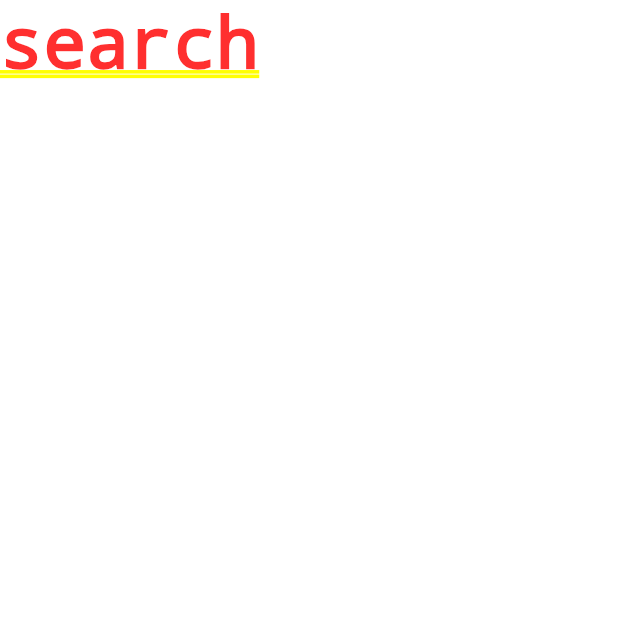
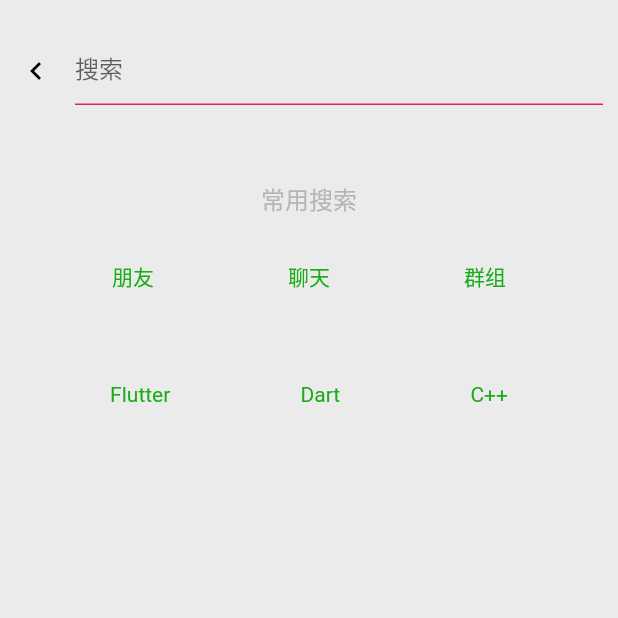
Before and after one commit to onyas/beauty, a Flutter app: the screen it shows after launch, after a tap on the "search" icon, on a phone screen of 412 x 824 dp, the top half of it. Run offline on Flutter 3.47's test engine with Material 2 defaults, Android fonts, the phone set to English and light mode, and no system bars; missing offline and left inert: flutter_webview_plugin.

Commit message:
:sparkles: add search

```diff
--- a/lib/app.dart
+++ b/lib/app.dart
@@ -12,10 +12,10 @@ class App extends StatefulWidget {
 class _AppState extends State<App> {
   final List<BottomNavigationBarItem> bottomTabs = [
     BottomNavigationBarItem(
-        icon: Icon(CupertinoIcons.conversation_bubble), title: Text("聊天")),
-    BottomNavigationBarItem(icon: Icon(CupertinoIcons.add), title: Text("好友")),
+        icon: Icon(Icons.message), title: Text("聊天")),
+    BottomNavigationBarItem(icon: Icon(Icons.person), title: Text("好友")),
     BottomNavigationBarItem(
-        icon: Icon(Icons.person), title: Text("我的")),
+        icon: Icon(Icons.person_pin), title: Text("我的")),
   ];
 
   final List pages = [HomePage(), CategoryPage(), MyPage()];
--- /dev/null
+++ b/lib/common/touch_callback.dart
@@ -0,0 +1,47 @@
+import 'package:flutter/material.dart';
+
+class TouchCallBack extends StatefulWidget {
+  @override
+  _TouchCallBackState createState() => _TouchCallBackState();
+
+  final Widget child;
+  final VoidCallback onPressed;
+  final bool isfeed;
+  final Color background;
+
+  TouchCallBack(
+      {Key key,
+      @required this.child,
+      @required this.onPressed,
+      this.isfeed: true,
+      this.background: const Color(0xffd8d8d8)})
+      : super(key: key);
+}
+
+class _TouchCallBackState extends State<TouchCallBack> {
+  Color color = Colors.transparent;
+
+  @override
+  Widget build(BuildContext context) {
+    return GestureDetector(
+      onTap: widget.onPressed,
+      child: Container(
+        child: widget.child,
+        color: color,
+      ),
+      onPanDown: (d) {
+        if (widget.isfeed == false) {
+          return;
+        }
+        setState(() {
+          color = widget.background;
+        });
+      },
+      onPanCancel: () {
+        setState(() {
+          color = Colors.transparent;
+        });
+      },
+    );
+  }
+}
--- a/lib/search.dart
+++ b/lib/search.dart
@@ -1,11 +1,105 @@
 import 'package:flutter/material.dart';
-class Search extends StatelessWidget {
-  const Search({Key key}) : super(key: key);
+import 'common/touch_callback.dart';
+
+class Search extends StatefulWidget {
+  @override
+  _SearchState createState() => _SearchState();
+}
+
+class _SearchState extends State<Search> {
+  FocusNode focusNode = new FocusNode();
+  _requestFocus() {
+    FocusScope.of(context).requestFocus(focusNode);
+  }
+
+  _getText(String text) {
+    return TouchCallBack(
+        isfeed: false,
+        onPressed: () {},
+        child: Text(text,
+            style: TextStyle(fontSize: 14.0, color: Color(0xff1aad19))));
+  }
 
   @override
   Widget build(BuildContext context) {
-    return Container(
-      child: new Text("search"),
+    return Scaffold(
+      body: Container(
+        margin: const EdgeInsets.only(top: 25.0),
+        child: Column(
+          crossAxisAlignment: CrossAxisAlignment.center,
+          children: <Widget>[
+            Stack(
+              children: <Widget>[
+                TouchCallBack(
+                  isfeed: false,
+                  onPressed: () {
+                    Navigator.pop(context);
+                  },
+                  child: Container(
+                    height: 45.0,
+                    margin: const EdgeInsets.only(left: 12.0, right: 10.0),
+                    child: Icon(
+                      Icons.chevron_left,
+                      color: Colors.black,
+                    ),
+                  ),
+                ),
+                Container(
+                  alignment: Alignment.centerLeft,
+                  height: 45.0,
+                  margin: const EdgeInsets.only(left: 50.0, right: 10.0),
+                  decoration: BoxDecoration(
+                      border: Border(
+                          bottom: BorderSide(color: Colors.pink, width: 1.0))),
+                  child: Row(
+                    crossAxisAlignment: CrossAxisAlignment.center,
+                    children: <Widget>[
+                      Expanded(
+                        child: TextField(
+                          focusNode: _requestFocus(),
+                          style: TextStyle(color: Colors.black, fontSize: 16.0),
+                          onChanged: (String text) {},
+                          decoration: InputDecoration(
+                              hintText: '搜索', border: InputBorder.none),
+                        ),
+                      )
+                    ],
+                  ),
+                )
+              ],
+            ),
+            Container(
+              margin: const EdgeInsets.only(top: 50.0),
+              child: Text(
+                '常用搜索',
+                style: TextStyle(fontSize: 16.0, color: Color(0xffb5b5b5)),
+              ),
+            ),
+            Padding(
+              padding: const EdgeInsets.all(30),
+              child: Row(
+                mainAxisAlignment: MainAxisAlignment.spaceAround,
+                children: <Widget>[
+                  _getText('朋友'),
+                  _getText('聊天'),
+                  _getText('群组'),
+                ],
+              ),
+            ),
+            Padding(
+              padding: const EdgeInsets.all(30.0),
+              child: Row(
+                mainAxisAlignment: MainAxisAlignment.spaceAround,
+                children: <Widget>[
+                  _getText('Flutter'),
+                  _getText('Dart'),
+                  _getText('C++')
+                ],
+              ),
+            )
+          ],
+        ),
+      ),
     );
   }
 }
```
